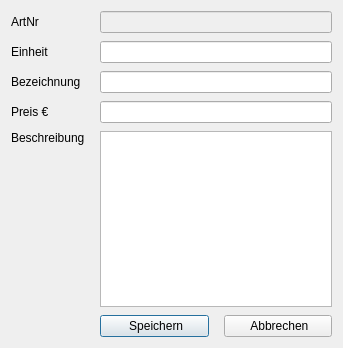
Qt form windowArticle.ui (MarcelGep/RechnungsApp) before a commit.
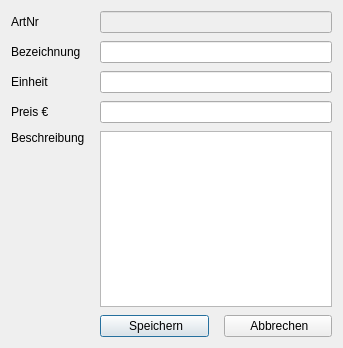
The same form after that commit. Icons and pictures are not drawn.

Patch:
```diff
--- a/windowArticle.ui
+++ b/windowArticle.ui
@@ -15,7 +15,7 @@
   </property>
   <layout class="QVBoxLayout" name="verticalLayout">
    <item>
-    <layout class="QGridLayout" name="gridLayout_11" rowstretch="0,0,0,0,0,0" columnstretch="0,0,0">
+    <layout class="QGridLayout" name="gridLayout_11" rowstretch="0,0,0,0,0,0,0" columnstretch="0,0,0">
      <property name="sizeConstraint">
       <enum>QLayout::SetDefaultConstraint</enum>
      </property>
@@ -41,39 +41,6 @@
        </property>
       </widget>
      </item>
-     <item row="1" column="0">
-      <widget class="QLabel" name="label_37">
-       <property name="sizePolicy">
-        <sizepolicy hsizetype="Fixed" vsizetype="Preferred">
-         <horstretch>0</horstretch>
-         <verstretch>0</verstretch>
-        </sizepolicy>
-       </property>
-       <property name="text">
-        <string>Einheit</string>
-       </property>
-      </widget>
-     </item>
-     <item row="2" column="1" colspan="2">
-      <widget class="QLineEdit" name="leArtName">
-       <property name="clearButtonEnabled">
-        <bool>true</bool>
-       </property>
-      </widget>
-     </item>
-     <item row="3" column="1" colspan="2">
-      <widget class="QLineEdit" name="leArtPrice">
-       <property name="inputMask">
-        <string/>
-       </property>
-       <property name="placeholderText">
-        <string/>
-       </property>
-       <property name="clearButtonEnabled">
-        <bool>true</bool>
-       </property>
-      </widget>
-     </item>
      <item row="0" column="0">
       <widget class="QLabel" name="label_33">
        <property name="sizePolicy">
@@ -87,20 +54,34 @@
        </property>
       </widget>
      </item>
-     <item row="3" column="0">
-      <widget class="QLabel" name="label_34">
-       <property name="sizePolicy">
-        <sizepolicy hsizetype="Fixed" vsizetype="Preferred">
-         <horstretch>0</horstretch>
-         <verstretch>0</verstretch>
-        </sizepolicy>
+     <item row="4" column="1" colspan="2">
+      <widget class="QLineEdit" name="leArtPrice">
+       <property name="inputMask">
+        <string/>
+       </property>
+       <property name="placeholderText">
+        <string/>
+       </property>
+       <property name="clearButtonEnabled">
+        <bool>true</bool>
+       </property>
+      </widget>
+     </item>
+     <item row="6" column="1">
+      <widget class="QPushButton" name="btnArtSave">
+       <property name="enabled">
+        <bool>true</bool>
        </property>
        <property name="text">
-        <string>Preis €</string>
+        <string> Speichern</string>
+       </property>
+       <property name="icon">
+        <iconset resource="resources.qrc">
+         <normaloff>:/Icons/icons/save.png</normaloff>:/Icons/icons/save.png</iconset>
        </property>
       </widget>
      </item>
-     <item row="4" column="0">
+     <item row="5" column="0">
       <widget class="QLabel" name="label_36">
        <property name="sizePolicy">
         <sizepolicy hsizetype="Fixed" vsizetype="Preferred">
@@ -116,15 +97,8 @@
        </property>
       </widget>
      </item>
-     <item row="1" column="1" colspan="2">
-      <widget class="QLineEdit" name="leArtUnit">
-       <property name="clearButtonEnabled">
-        <bool>true</bool>
-       </property>
-      </widget>
-     </item>
-     <item row="2" column="0">
-      <widget class="QLabel" name="label_35">
+     <item row="4" column="0">
+      <widget class="QLabel" name="label_34">
        <property name="sizePolicy">
         <sizepolicy hsizetype="Fixed" vsizetype="Preferred">
          <horstretch>0</horstretch>
@@ -132,32 +106,18 @@
         </sizepolicy>
        </property>
        <property name="text">
-        <string>Bezeichnung</string>
+        <string>Preis €</string>
        </property>
       </widget>
      </item>
-     <item row="5" column="1">
-      <widget class="QPushButton" name="btnArtSave">
-       <property name="enabled">
-        <bool>true</bool>
-       </property>
-       <property name="text">
-        <string> Speichern</string>
-       </property>
-       <property name="icon">
-        <iconset resource="resources.qrc">
-         <normaloff>:/Icons/icons/save.png</normaloff>:/Icons/icons/save.png</iconset>
-       </property>
-      </widget>
-     </item>
-     <item row="4" column="1" colspan="2">
+     <item row="5" column="1" colspan="2">
       <widget class="QTextEdit" name="ptArtDescription">
        <property name="tabChangesFocus">
         <bool>true</bool>
        </property>
       </widget>
      </item>
-     <item row="5" column="2">
+     <item row="6" column="2">
       <widget class="QPushButton" name="btnArtCancel">
        <property name="text">
         <string> Abbrechen</string>
@@ -168,6 +128,46 @@
        </property>
       </widget>
      </item>
+     <item row="1" column="0">
+      <widget class="QLabel" name="label_35">
+       <property name="sizePolicy">
+        <sizepolicy hsizetype="Fixed" vsizetype="Preferred">
+         <horstretch>0</horstretch>
+         <verstretch>0</verstretch>
+        </sizepolicy>
+       </property>
+       <property name="text">
+        <string>Bezeichnung</string>
+       </property>
+      </widget>
+     </item>
+     <item row="1" column="1" colspan="2">
+      <widget class="QLineEdit" name="leArtName">
+       <property name="clearButtonEnabled">
+        <bool>true</bool>
+       </property>
+      </widget>
+     </item>
+     <item row="2" column="1" rowspan="2" colspan="2">
+      <widget class="QLineEdit" name="leArtUnit">
+       <property name="clearButtonEnabled">
+        <bool>true</bool>
+       </property>
+      </widget>
+     </item>
+     <item row="2" column="0" rowspan="2">
+      <widget class="QLabel" name="label_37">
+       <property name="sizePolicy">
+        <sizepolicy hsizetype="Fixed" vsizetype="Preferred">
+         <horstretch>0</horstretch>
+         <verstretch>0</verstretch>
+        </sizepolicy>
+       </property>
+       <property name="text">
+        <string>Einheit</string>
+       </property>
+      </widget>
+     </item>
     </layout>
    </item>
   </layout>
```
Left out of the diff: 2 changed lines with no effect on the pictures.
